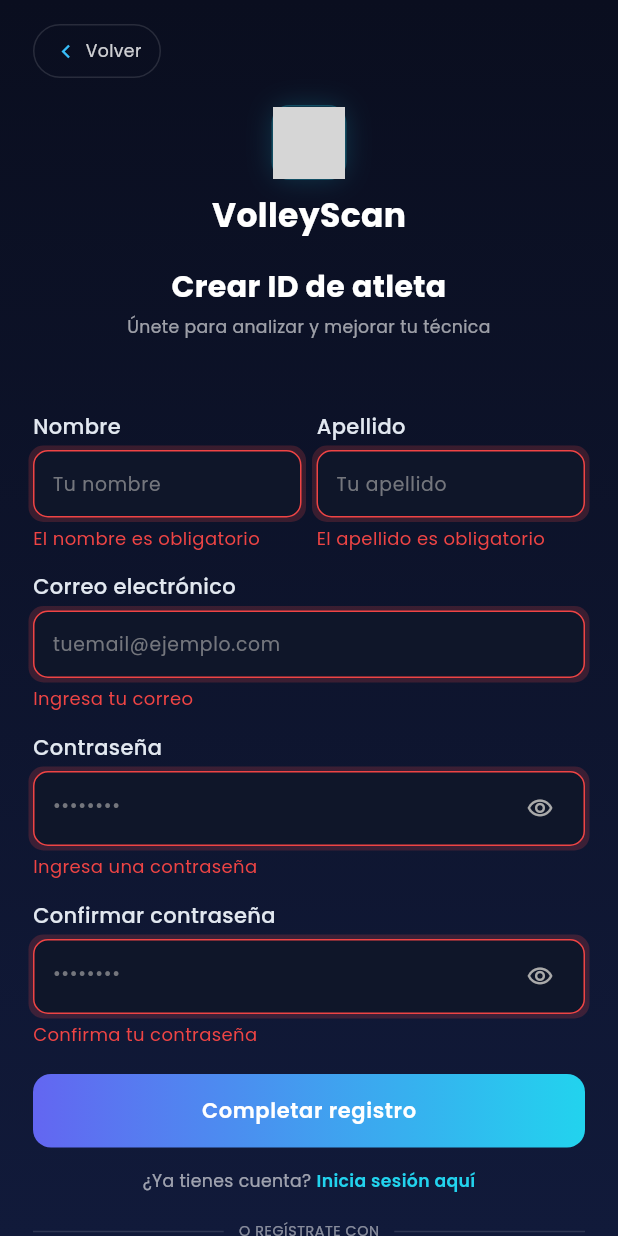
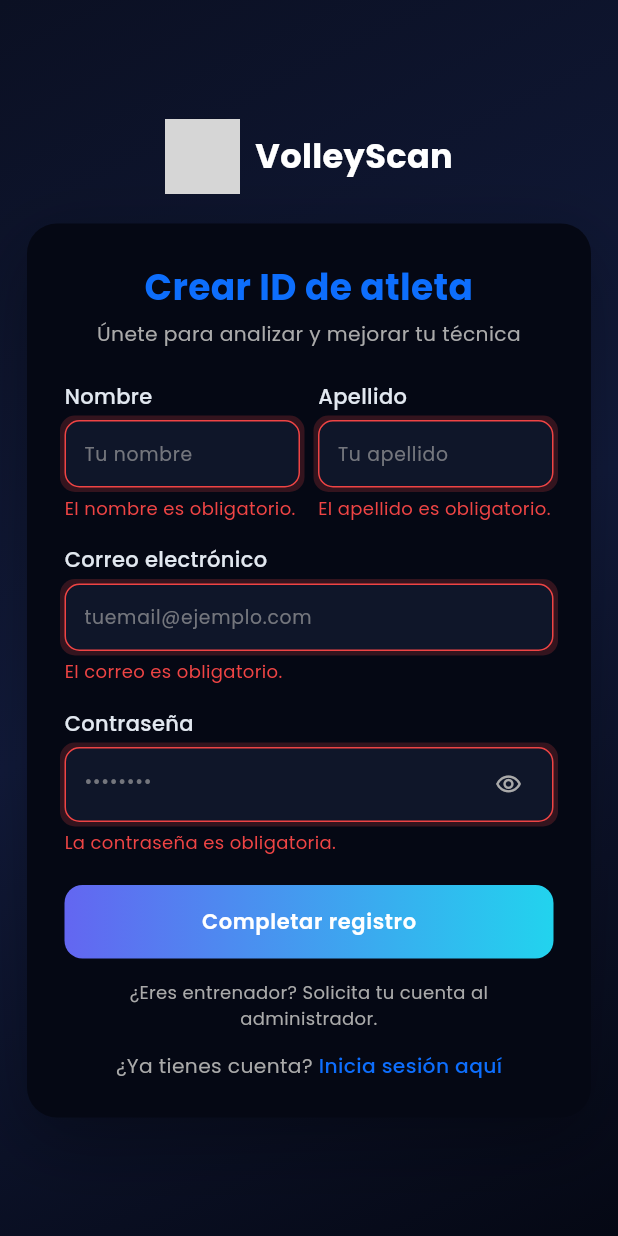
Before and after one commit to hellenstefany/volleyscan_flutter, a Flutter app: the RegisterScreen screen opened directly, after a tap on "Completar registro", on a phone screen of 412 x 824 dp. Run offline on Flutter 3.47's test engine with Material 3 defaults, Android fonts, the phone set to English and light mode, and no system bars; our stand-ins replace flutter_secure_storage, google_fonts; accounts and stored records are empty; grey boxes are pictures that could not be loaded.

Commit message:
feat(registro): aplicar diseno Next en familia con login y conectar POST /api/auth/registro

```diff
--- a/lib/screens/register_screen.dart
+++ b/lib/screens/register_screen.dart
@@ -1,16 +1,14 @@
 import 'package:flutter/material.dart';
 import 'package:flutter/services.dart';
 import 'package:volleyscan_mobile/screens/dashboard_screen.dart';
-import '../utils/validators.dart';
+import '../services/api_service.dart';
+import '../theme/app_theme.dart';
+import '../widgets/auth/auth_logo.dart';
 import '../widgets/auth/auth_text_field.dart';
-import '../widgets/auth/back_home_button.dart';
 import '../widgets/auth/gradient_button.dart';
-import '../widgets/auth/password_strength.dart';
 import '../widgets/auth/social_button.dart';
+import '../widgets/usuario/dash_card.dart';
 import 'login_screen.dart';
-import '../services/api_service.dart';
-
-const _cyan = Color(0xFF22D3EE);
 
 class RegisterScreen extends StatefulWidget {
   const RegisterScreen({super.key});
@@ -20,28 +18,35 @@
 }
 
 class _RegisterScreenState extends State<RegisterScreen> {
+  /// Oculto por ahora; activar cuando se configure Google OAuth en Flutter
+  /// contra `POST /api/auth/google`.
+  static const bool _enableGoogleLogin = false;
+
+  static final RegExp _emailRegex = RegExp(r'^[^\s@]+@[^\s@]+\.[^\s@]+$');
+
   final _formKey = GlobalKey<FormState>();
   final _nameCtrl = TextEditingController();
   final _lastCtrl = TextEditingController();
   final _emailCtrl = TextEditingController();
   final _passCtrl = TextEditingController();
-  final _confirmCtrl = TextEditingController();
 
   bool _obscure = true;
-  bool _obscureConfirm = true;
   bool _loading = false;
 
+  String? _nameError;
+  String? _lastError;
+  String? _emailError;
+  String? _passError;
+
   static final _nameFormatters = <TextInputFormatter>[
-    FilteringTextInputFormatter.allow(RegExp(r"[A-Za-zÁÉÍÓÚÜÑáéíóúüñ '\-]")),
-    LengthLimitingTextInputFormatter(40),
+    LengthLimitingTextInputFormatter(100),
   ];
   static final _emailFormatters = <TextInputFormatter>[
     FilteringTextInputFormatter.deny(RegExp(r'\s')),
-    LengthLimitingTextInputFormatter(254),
+    LengthLimitingTextInputFormatter(150),
   ];
   static final _passFormatters = <TextInputFormatter>[
-    FilteringTextInputFormatter.deny(RegExp(r'\s')),
-    LengthLimitingTextInputFormatter(64),
+    LengthLimitingTextInputFormatter(72),
   ];
 
   @override
@@ -50,157 +55,219 @@
     _lastCtrl.dispose();
     _emailCtrl.dispose();
     _passCtrl.dispose();
-    _confirmCtrl.dispose();
     super.dispose();
   }
 
-  String? _validateConfirm(String? v) {
-    if (v == null || v.isEmpty) return 'Confirma tu contraseña';
-    if (v != _passCtrl.text) return 'Las contraseñas no coinciden';
-    return null;
+  /// Validación cliente idéntica a `validate()` en `VolleyScan_Next/src/app/registro/page.jsx`.
+  bool _validate() {
+    String? nameErr;
+    String? lastErr;
+    String? emailErr;
+    String? passErr;
+
+    final nombre = _nameCtrl.text.trim();
+    final apellido = _lastCtrl.text.trim();
+    final email = _emailCtrl.text.trim();
+    final password = _passCtrl.text;
+
+    if (nombre.isEmpty) {
+      nameErr = 'El nombre es obligatorio.';
+    }
+    if (apellido.isEmpty) {
+      lastErr = 'El apellido es obligatorio.';
+    }
+    if (email.isEmpty) {
+      emailErr = 'El correo es obligatorio.';
+    } else if (!_emailRegex.hasMatch(email)) {
+      emailErr = 'Introduce un correo válido.';
+    }
+    if (password.isEmpty) {
+      passErr = 'La contraseña es obligatoria.';
+    } else if (password.length < 8) {
+      passErr = 'Mínimo 8 caracteres.';
     }
 
-  Future<void> _registerUser(Map<String, String> data) async {
-    // TODO: enviar `data` por HTTPS a tu backend.
-    await Future.delayed(const Duration(seconds: 1));
+    setState(() {
+      _nameError = nameErr;
+      _lastError = lastErr;
+      _emailError = emailErr;
+      _passError = passErr;
+    });
+
+    return nameErr == null &&
+        lastErr == null &&
+        emailErr == null &&
+        passErr == null;
+  }
+
+  /// Extrae el primer mensaje de un campo devuelto por el backend (`{ campo: ["msg"] }` o `"msg"`).
+  String? _campoError(dynamic datos, String campo) {
+    if (datos is! Map) return null;
+    final valor = datos[campo];
+    if (valor == null) return null;
+    if (valor is List && valor.isNotEmpty) {
+      return valor.first.toString();
+    }
+    final texto = valor.toString();
+    return texto.isNotEmpty ? texto : null;
   }
 
   Future<void> _submit() async {
     FocusScope.of(context).unfocus();
     if (_loading) return;
-    if (!_formKey.currentState!.validate()) return;
+    if (!_validate()) return;
 
-    setState(() => _loading = true);
+    setState(() {
+      _loading = true;
+      _nameError = null;
+      _lastError = null;
+      _emailError = null;
+      _passError = null;
+    });
+
     try {
-      await ApiService().registro(
+      // En el backend (registro.py), POST /api/auth/registro crea siempre un ATLETA,
+      // devuelve { access, usuario } (201 Created) y deja la sesión iniciada.
+      final usuario = await ApiService().registro(
         _nameCtrl.text.trim(),
         _lastCtrl.text.trim(),
-        _emailCtrl.text.trim().toLowerCase(),
+        _emailCtrl.text.trim(),
         _passCtrl.text,
       );
       if (!mounted) return;
-      ScaffoldMessenger.of(context).showSnackBar(
-        const SnackBar(content: Text('Cuenta creada correctamente')),
+
+      final nombre = (usuario['nombre'] ?? _nameCtrl.text.trim())
+          .toString()
+          .trim();
+      showAppToast(
+        context,
+        '✓ ¡Bienvenido/a, $nombre! Redirigiendo…',
+        type: 'success',
       );
+
+      await Future.delayed(const Duration(milliseconds: 1200));
+      if (!mounted) return;
       Navigator.pushReplacement(
         context,
         MaterialPageRoute(builder: (_) => const DashboardScreen()),
       );
-    } catch (e) {
+    } on ApiException catch ( err) {
       if (!mounted) return;
-      ScaffoldMessenger.of(context).showSnackBar(
-        SnackBar(content: Text(e.toString().replaceFirst('Exception: ', ''))),
+
+      if (err.statusCode == 400 || err.statusCode == 409) {
+        final nameErr = _campoError(err.data, 'nombre');
+        final lastErr = _campoError(err.data, 'apellido');
+        var emailErr = _campoError(err.data, 'email');
+        final passErr = _campoError(err.data, 'password');
+
+        if (err.statusCode == 409 && emailErr == null) {
+          emailErr = 'Ese correo ya está registrado.';
+        }
+
+        final hayErroresPorCampo = nameErr != null ||
+            lastErr != null ||
+            emailErr != null ||
+            passErr != null;
+
+        setState(() {
+          _nameError = nameErr;
+          _lastError = lastErr;
+          _emailError = emailErr;
+          _passError = passErr;
+        });
+
+        showAppToast(
+          context,
+          hayErroresPorCampo ? 'Revisa los datos del formulario.' : err.message,
+          type: 'error',
+        );
+      } else if (err.isRateLimited) {
+        showAppToast(
+          context,
+          'Demasiados intentos. Inténtalo de nuevo más tarde.',
+          type: 'error',
+        );
+      } else if (err.isNoConnection) {
+        showAppToast(context, err.message, type: 'error');
+      } else {
+        showAppToast(context, err.message, type: 'error');
+      }
+    } catch (_) {
+      if (!mounted) return;
+      showAppToast(
+        context,
+        'No se pudo conectar con el servidor.',
+        type: 'error',
       );
     } finally {
       if (mounted) setState(() => _loading = false);
     }
   }
 
-  /// Logo centrado arriba con el nombre "VolleyScan" debajo.
-  Widget _logoOnly() {
-    return Column(
-      mainAxisSize: MainAxisSize.min,
-      children: [
-        Container(
-          width: 50,
-          height: 50,
-          decoration: BoxDecoration(
-            borderRadius: BorderRadius.circular(12),
-            border: Border.all(color: _cyan.withOpacity(0.25)),
-            boxShadow: [
-              BoxShadow(color: _cyan.withOpacity(0.18), blurRadius: 14),
-            ],
-          ),
-          child: ClipRRect(
-            borderRadius: BorderRadius.circular(12),
-            child: Image.asset(
-              'assets/images/Logo.VS.jpg',
-              fit: BoxFit.cover,
-              errorBuilder: (_, __, ___) =>
-                  const Icon(Icons.sports_volleyball, size: 28, color: _cyan),
-            ),
-          ),
-        ),
-        const SizedBox(height: 8),
-        const Text(
-          'VolleyScan',
-          style: TextStyle(
-            fontFamily: 'Poppins',
-            fontSize: 22,
-            fontWeight: FontWeight.w700,
-            color: Colors.white,
-          ),
-        ),
-      ],
+  Future<void> _handleGoogleRegister() async {
+    showAppToast(
+      context,
+      'El registro con Google estará disponible próximamente.',
+      type: 'info',
     );
   }
 
   @override
   Widget build(BuildContext context) {
+    final screenWidth = MediaQuery.sizeOf(context).width;
+    final cardPadding = screenWidth <= 480
+        ? const EdgeInsets.all(25)
+        : const EdgeInsets.all(40);
+
     return Scaffold(
       body: Container(
         width: double.infinity,
         height: double.infinity,
-        decoration: const BoxDecoration(
-          gradient: LinearGradient(
-            begin: Alignment.topCenter,
-            end: Alignment.bottomCenter,
-            colors: [Color(0xFF0A0E1F), Color(0xFF111A3A)],
-          ),
-        ),
+        decoration: const BoxDecoration(gradient: AppGradients.background),
         child: SafeArea(
-          child: LayoutBuilder(
-            builder: (context, c) => SingleChildScrollView(
-              padding: const EdgeInsets.symmetric(horizontal: 22, vertical: 16),
           child: Center(
+            child: SingleChildScrollView(
+              padding: const EdgeInsets.symmetric(horizontal: 18, vertical: 24),
               child: ConstrainedBox(
-                  constraints: BoxConstraints(
-                    maxWidth: 400,
-                    minHeight: c.maxHeight - 32,
-                  ),
-                  child: IntrinsicHeight(
+                constraints: const BoxConstraints(maxWidth: 500),
                 child: Column(
-                      mainAxisAlignment: MainAxisAlignment.center,
+                  mainAxisSize: MainAxisSize.min,
+                  children: [
+                    // ── Header (misma familia visual que Login) ──
+                    const AuthLogo(),
+                    const SizedBox(height: 20),
+
+                    // ── Card (.contenedor-registro + .login-container) ──
+                    DashCard.auth(
+                      padding: cardPadding,
+                      child: Form(
+                        key: _formKey,
+                        child: Column(
                           crossAxisAlignment: CrossAxisAlignment.stretch,
                           children: [
-                        const Align(
-                          alignment: Alignment.centerLeft,
-                          child: BackHomeButton(),
-                        ),
-                        const SizedBox(height: 18),
-                        _logoOnly(),
-                        const SizedBox(height: 18),
                             const Text(
                               'Crear ID de atleta',
                               textAlign: TextAlign.center,
                               style: TextStyle(
                                 fontFamily: 'Poppins',
-                            fontSize: 20,
+                                fontSize: 24,
                                 fontWeight: FontWeight.w700,
-                            color: Colors.white,
+                                color: AppColors.loginAccentBlue,
                               ),
                             ),
-                        const SizedBox(height: 4),
-                        Text(
+                            const SizedBox(height: 5),
+                            const Text(
                               'Únete para analizar y mejorar tu técnica',
                               textAlign: TextAlign.center,
                               style: TextStyle(
                                 fontFamily: 'Poppins',
-                            fontSize: 11.5,
-                            color: Colors.white.withOpacity(0.6),
+                                fontSize: 13.5,
+                                color: AppColors.loginTextMuted,
                               ),
                             ),
                             const SizedBox(height: 22),
-                        const SizedBox(height: 10),
-                        const SizedBox(height: 16),
-                        AutofillGroup(
-                          child: Form(
-                            key: _formKey,
-                            autovalidateMode:
-                                AutovalidateMode.onUserInteraction,
-                            child: Column(
-                              crossAxisAlignment: CrossAxisAlignment.stretch,
-                              children: [
+
+                            // Fila Nombre + Apellido (.fila-formulario)
                             Row(
                               crossAxisAlignment: CrossAxisAlignment.start,
                               children: [
@@ -216,13 +283,15 @@
                                       AutofillHints.givenName,
                                     ],
                                     inputFormatters: _nameFormatters,
-                                        validator: (v) => Validators.name(
-                                          v,
-                                          field: 'El nombre',
+                                    errorText: _nameError,
+                                    onChanged: (_) {
+                                      if (_nameError != null) {
+                                        setState(() => _nameError = null);
+                                      }
+                                    },
                                   ),
                                 ),
-                                    ),
-                                    const SizedBox(width: 10),
+                                const SizedBox(width: 12),
                                 Expanded(
                                   child: AuthTextField(
                                     label: 'Apellido',
@@ -235,15 +304,19 @@
                                       AutofillHints.familyName,
                                     ],
                                     inputFormatters: _nameFormatters,
-                                        validator: (v) => Validators.name(
-                                          v,
-                                          field: 'El apellido',
-                                        ),
+                                    errorText: _lastError,
+                                    onChanged: (_) {
+                                      if (_lastError != null) {
+                                        setState(() => _lastError = null);
+                                      }
+                                    },
                                   ),
                                 ),
                               ],
                             ),
-                                const SizedBox(height: 14),
+                            const SizedBox(height: 16),
+
+                            // Correo electrónico
                             AuthTextField(
                               label: 'Correo electrónico',
                               hint: 'tuemail@ejemplo.com',
@@ -252,70 +325,69 @@
                               textInputAction: TextInputAction.next,
                               autofillHints: const [AutofillHints.email],
                               inputFormatters: _emailFormatters,
-                                  validator: Validators.email,
+                              errorText: _emailError,
+                              onChanged: (_) {
+                                if (_emailError != null) {
+                                  setState(() => _emailError = null);
+                                }
+                              },
                             ),
-                                const SizedBox(height: 14),
+                            const SizedBox(height: 16),
+
+                            // Contraseña
                             AuthTextField(
                               label: 'Contraseña',
                               hint: '••••••••',
                               controller: _passCtrl,
                               isPassword: true,
                               obscure: _obscure,
+                              textInputAction: TextInputAction.done,
+                              autofillHints: const [AutofillHints.newPassword],
+                              inputFormatters: _passFormatters,
+                              errorText: _passError,
                               onToggleObscure: () =>
                                   setState(() => _obscure = !_obscure),
-                                  textInputAction: TextInputAction.next,
-                                  inputFormatters: _passFormatters,
-                                  onChanged: (_) => setState(() {}),
-                                  validator: (v) => Validators.password(
-                                    v,
-                                    email: _emailCtrl.text,
+                              onFieldSubmitted: (_) => _submit(),
+                              onChanged: (_) {
+                                if (_passError != null) {
+                                  setState(() => _passError = null);
+                                }
+                              },
                             ),
-                                ),
-                                if (_passCtrl.text.isNotEmpty) ...[
-                                  const SizedBox(height: 10),
-                                  PasswordStrength(
-                                    password: _passCtrl.text,
-                                    email: _emailCtrl.text,
-                                  ),
-                                ],
-                                const SizedBox(height: 14),
-                                AuthTextField(
-                                  label: 'Confirmar contraseña',
-                                  hint: '••••••••',
-                                  controller: _confirmCtrl,
-                                  isPassword: true,
-                                  obscure: _obscureConfirm,
-                                  onToggleObscure: () => setState(
-                                    () => _obscureConfirm = !_obscureConfirm,
-                                  ),
-                                  textInputAction: TextInputAction.done,
-                                  autofillHints: const [
-                                    AutofillHints.newPassword,
-                                  ],
-                                  inputFormatters: _passFormatters,
-                                  validator: _validateConfirm,
-                                ),
-                                const SizedBox(height: 18),
+                            const SizedBox(height: 20),
+
+                            // Botón principal (.boton-principal)
                             GradientButton(
                               text: 'Completar registro',
+                              loadingText: 'Creando cuenta…',
                               showArrow: false,
                               loading: _loading,
                               onPressed: _submit,
                             ),
-                              ],
-                            ),
+                            const SizedBox(height: 14),
+
+                            // Aviso para entrenadores (igual que en Next)
+                            const Text(
+                              '¿Eres entrenador? Solicita tu cuenta al administrador.',
+                              textAlign: TextAlign.center,
+                              style: TextStyle(
+                                fontFamily: 'Poppins',
+                                fontSize: 12,
+                                color: AppColors.loginTextMuted,
                               ),
                             ),
                             const SizedBox(height: 14),
+
+                            // Redirección a Login (.redireccion-inicio)
                             Wrap(
                               alignment: WrapAlignment.center,
                               children: [
-                            Text(
+                                const Text(
                                   '¿Ya tienes cuenta? ',
                                   style: TextStyle(
                                     fontFamily: 'Poppins',
-                                fontSize: 11.5,
-                                color: Colors.white.withOpacity(0.6),
+                                    fontSize: 13.5,
+                                    color: AppColors.loginTextMuted,
                                   ),
                                 ),
                                 GestureDetector(
@@ -329,66 +401,60 @@
                                     'Inicia sesión aquí',
                                     style: TextStyle(
                                       fontFamily: 'Poppins',
-                                  fontSize: 11.5,
-                                  fontWeight: FontWeight.w600,
-                                  color: _cyan,
+                                      fontSize: 13.5,
+                                      fontWeight: FontWeight.w500,
+                                      color: AppColors.loginAccentBlue,
                                     ),
                                   ),
                                 ),
                               ],
                             ),
-                        const SizedBox(height: 18),
+
+                            // Social Google (oculto mientras _enableGoogleLogin == false)
+                            if (_enableGoogleLogin) ...[
+                              const SizedBox(height: 20),
                               Row(
                                 children: [
-                            Expanded(
+                                  const Expanded(
                                     child: Divider(
-                                color: Colors.white.withOpacity(0.12),
+                                      color: AppColors.inputBorder,
+                                      thickness: 1,
                                     ),
                                   ),
-                            Padding(
-                              padding: const EdgeInsets.symmetric(
-                                horizontal: 10,
+                                  const Padding(
+                                    padding: EdgeInsets.symmetric(
+                                      horizontal: 12,
                                     ),
                                     child: Text(
                                       'O REGÍSTRATE CON',
                                       style: TextStyle(
                                         fontFamily: 'Poppins',
-                                  fontSize: 9.5,
-                                  letterSpacing: 0.4,
-                                  color: Colors.white.withOpacity(0.5),
+                                        fontSize: 11,
+                                        letterSpacing: 0.8,
+                                        color: AppColors.loginTextMuted,
                                       ),
                                     ),
                                   ),
-                            Expanded(
+                                  const Expanded(
                                     child: Divider(
-                                color: Colors.white.withOpacity(0.12),
+                                      color: AppColors.inputBorder,
+                                      thickness: 1,
                                     ),
                                   ),
                                 ],
                               ),
-                        const SizedBox(height: 14),
-                        Row(
-                          children: [
-                            Expanded(
-                              child: SocialButton(
-                                label: 'Google',
-                                iconPath: 'assets/images/google.jpg',
-                                onPressed: () {},
-                              ),
-                            ),
-                            const SizedBox(width: 10),
-                            Expanded(
-                              child: SocialButton(
-                                label: 'Facebook',
-                                iconPath: 'assets/images/facebook.jpg',
-                                onPressed: () {},
+                              const SizedBox(height: 16),
+                              Center(
+                                child: SocialButton.google(
+                                  onPressed: _handleGoogleRegister,
                                 ),
                               ),
                             ],
-                        ),
                           ],
                         ),
                       ),
+                    ),
+                  ],
                 ),
               ),
             ),
```
Lines whose indentation alone changed are shown as unchanged.
